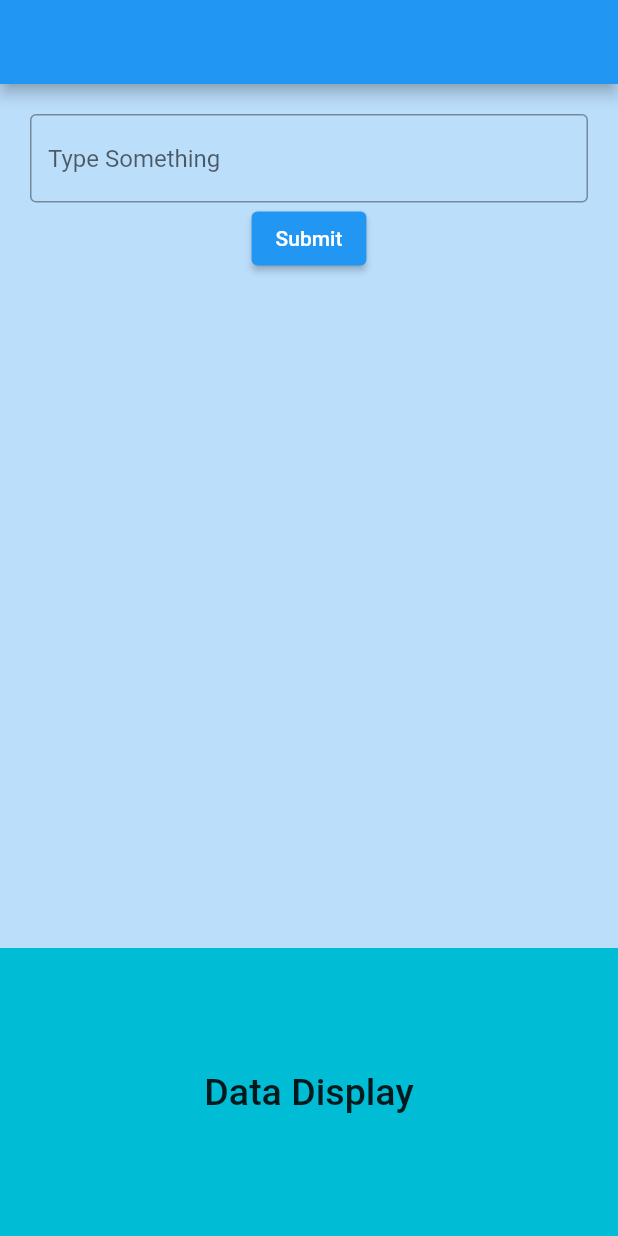
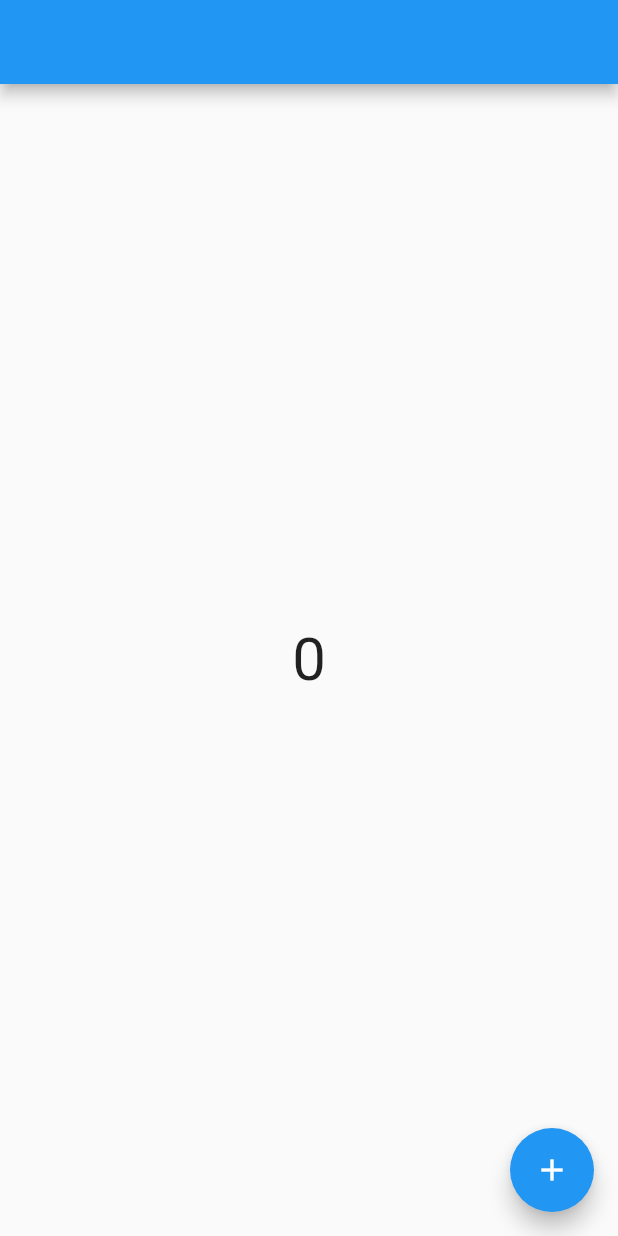
Before and after one commit to joyalshine/flutter_learning, a Flutter app: the screen it shows after launch, on a phone screen of 412 x 824 dp. Run offline on Flutter 3.47's test engine with Material 2 defaults, Android fonts, the phone set to English and light mode, and no system bars.

Commit message:
Counter aPP

```diff
--- /dev/null
+++ b/lib/HomeScreen.dart
@@ -0,0 +1,34 @@
+import 'package:flutter/material.dart';
+import 'package:flutter/src/widgets/framework.dart';
+import 'package:flutter/src/widgets/placeholder.dart';
+
+class HomeScreen extends StatefulWidget {
+  const HomeScreen({super.key});
+
+  @override
+  State<HomeScreen> createState() => _HomeScreenState();
+}
+
+class _HomeScreenState extends State<HomeScreen> {
+  int _Counter = 0;
+  @override
+  Widget build(BuildContext context) {
+    return Scaffold(
+      appBar: AppBar(),
+      body: Center(
+        child: Text(
+          _Counter.toString(),
+          style: TextStyle(fontSize: 40),
+        ),
+      ),
+      floatingActionButton: FloatingActionButton(
+        onPressed: () {
+          setState(() {
+            _Counter++;
+          });
+        },
+        child: Icon(Icons.add),
+      ),
+    );
+  }
+}
--- a/lib/main.dart
+++ b/lib/main.dart
@@ -1,106 +1,5 @@
-// import 'package:flutter/material.dart';
-
-// void main() {
-//   runApp(const MyApp());
-// }
-
-// class MyApp extends StatelessWidget {
-//   const MyApp({super.key});
-
-//   @override
-//   Widget build(BuildContext context) {
-//     return MaterialApp(
-//       theme: ThemeData(primaryColor: Colors.orange[200]),
-//       home: const HomeScreen(),
-//     );
-//   }
-// }
-
-// class HomeScreen extends StatelessWidget {
-//   const HomeScreen({super.key});
-
-//   @override
-//   Widget build(BuildContext context) {
-//     return Scaffold(
-//       backgroundColor: Colors.blue[200],
-//       appBar: AppBar(backgroundColor: Colors.amber),
-//       body: SafeArea(
-//           child: Column(
-//         children: [
-//           Expanded(
-//             child: Container(
-//               width: double.infinity,
-//               decoration: BoxDecoration(
-//                   borderRadius: BorderRadius.circular(40),
-//                   color: Colors.orange,
-//                   border: Border.all()),
-//               child: Column(
-//                 mainAxisAlignment: MainAxisAlignment.center,
-//                 children: [
-//                   const Text(
-//                     "Hello How are u?",
-//                     style: TextStyle(
-//                         color: Color.fromARGB(255, 137, 6, 50),
-//                         fontWeight: FontWeight.bold,
-//                         fontSize: 25),
-//                     textAlign: TextAlign.center,
-//                   ),
-//                   const Text('Trial 2'),
-//                   Row(
-//                     mainAxisAlignment: MainAxisAlignment.center,
-//                     children: [
-//                       ElevatedButton(
-//                           onPressed: () {
-//                             print('Hello');
-//                           },
-//                           child: const Text('Button')),
-//                       TextButton(
-//                           onPressed: () {}, child: const Text('Button2')),
-//                     ],
-//                   ),
-//                 ],
-//               ),
-//             ),
-//           ),
-//           Expanded(
-//             child: Container(
-//               color: Colors.red,
-//               width: double.infinity,
-//               child: Column(
-//                 mainAxisAlignment: MainAxisAlignment.center,
-//                 children: [
-//                   const Text(
-//                     "Hello How are u?",
-//                     style: TextStyle(
-//                         color: Color.fromARGB(255, 137, 6, 50),
-//                         fontWeight: FontWeight.bold,
-//                         fontSize: 25),
-//                     textAlign: TextAlign.center,
-//                   ),
-//                   const Text('Trial 2'),
-//                   Row(
-//                     mainAxisAlignment: MainAxisAlignment.center,
-//                     children: [
-//                       ElevatedButton(
-//                           onPressed: () {
-//                             print('Hello');
-//                           },
-//                           child: const Text('Button')),
-//                       TextButton(
-//                           onPressed: () {}, child: const Text('Button2')),
-//                     ],
-//                   ),
-//                 ],
-//               ),
-//             ),
-//           ),
-//         ],
-//       )),
-//     );
-//   }
-// }
-
 import 'package:flutter/material.dart';
+import 'package:flutter_learning/HomeScreen.dart';
 
 void main() {
   runApp(MyApp());
@@ -117,65 +16,3 @@ class MyApp extends StatelessWidget {
     );
   }
 }
-
-class HomeScreen extends StatefulWidget {
-  HomeScreen({super.key});
-
-  @override
-  State<HomeScreen> createState() => _HomeScreenState();
-}
-
-class _HomeScreenState extends State<HomeScreen> {
-  final _textController = TextEditingController();
-
-  String displayText = 'Data Display';
-
-  @override
-  Widget build(BuildContext context) {
-    return Scaffold(
-      backgroundColor: Colors.amber,
-      appBar: AppBar(),
-      body: SafeArea(
-        child: Column(
-          children: [
-            Expanded(
-              flex: 3,
-              child: Container(
-                padding: EdgeInsets.all(20),
-                color: Colors.blue[100],
-                child: Column(
-                  children: [
-                    TextField(
-                      controller: _textController,
-                      decoration: const InputDecoration(
-                          border: OutlineInputBorder(),
-                          hintText: 'Type Something'),
-                    ),
-                    ElevatedButton(
-                        onPressed: () {
-                          setState(() {
-                            displayText = _textController.text;
-                          });
-                        },
-                        child: const Text('Submit')),
-                  ],
-                ),
-              ),
-            ),
-            Expanded(
-              child: Container(
-                width: double.infinity,
-                color: Colors.cyan,
-                child: Center(
-                    child: Text(
-                  displayText,
-                  style: TextStyle(fontSize: 25, fontWeight: FontWeight.w500),
-                )),
-              ),
-            ),
-          ],
-        ),
-      ),
-    );
-  }
-}
```
